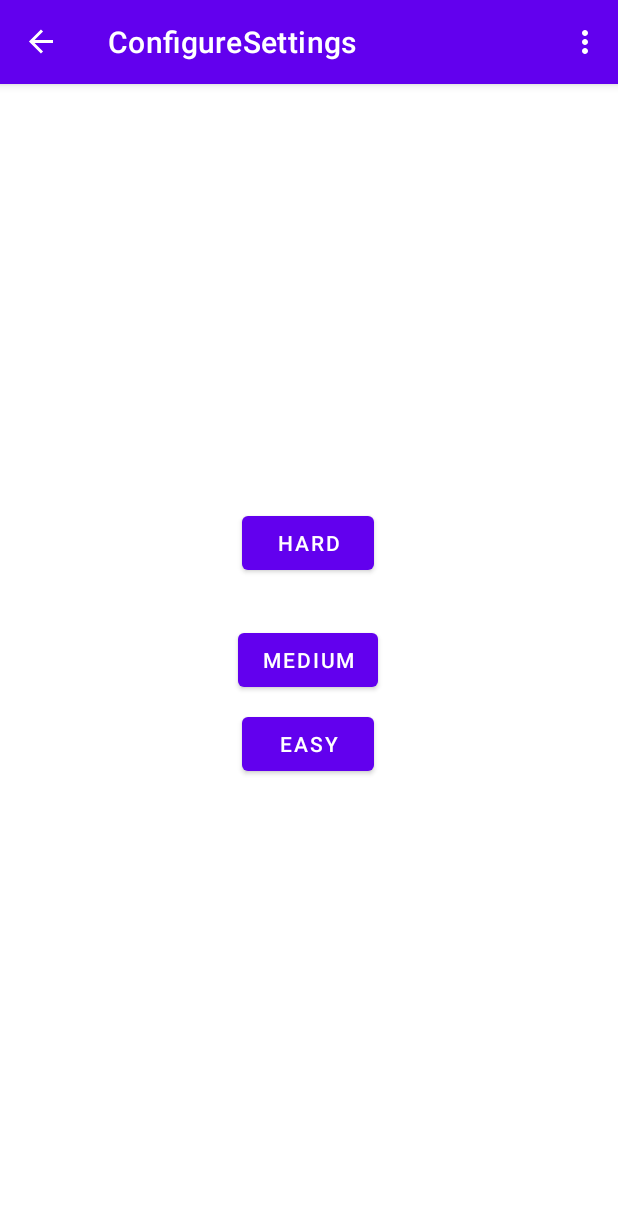
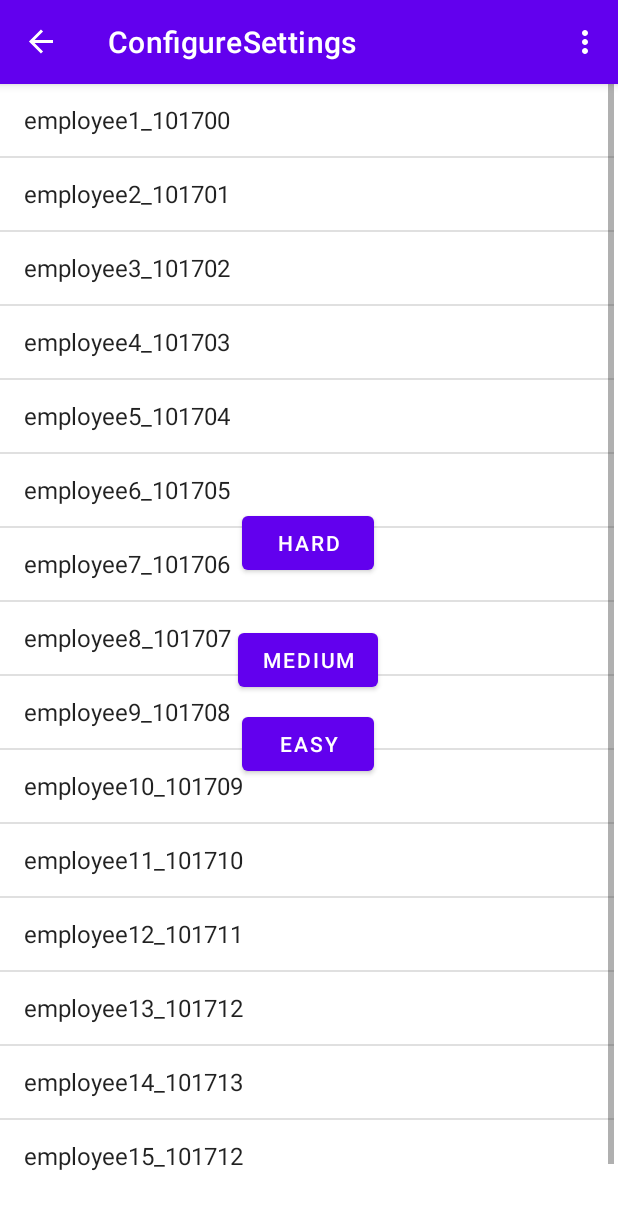
Before and after one commit to Sour-Warrior/CFS_Companion_App, an Android app: the ConfigureSettings screen opened through its navigation route, on a phone screen of 412 x 824 dp. Shown: the top 1210 px of the screen. Run offline under Robolectric (Android 15) with nearby library versions, the phone set to English and light mode, and no system bars; our stand-ins replace navigation-ui; 6 statements that could not run were skipped.

Commit message:
Proof of concept for json list
Adapted from online tutorial http://codeoncloud.blogspot.com/2013/07/how-to-populate-android-list-view-from.html

```diff
--- a/CFS_VR_CompanionApp/app/src/main/java/com/example/cfs_vr_companionapp/ConfigureSettings.java
+++ b/CFS_VR_CompanionApp/app/src/main/java/com/example/cfs_vr_companionapp/ConfigureSettings.java
@@ -5,11 +5,23 @@ import android.view.LayoutInflater;
 import android.view.View;
 import android.view.ViewGroup;
 import android.widget.Button;
+import android.widget.ListView;
+import android.widget.SimpleAdapter;
+import android.widget.Toast;
 
 import androidx.annotation.NonNull;
 import androidx.fragment.app.Fragment;
 
 import com.example.cfs_vr_companionapp.databinding.ConfigureDifficultyBinding;
+
+import org.json.JSONArray;
+import org.json.JSONException;
+import org.json.JSONObject;
+
+import java.util.ArrayList;
+import java.util.HashMap;
+import java.util.List;
+import java.util.Map;
 
 public class ConfigureSettings extends Fragment {
 
@@ -17,6 +29,9 @@ public class ConfigureSettings extends Fragment {
 
     private ConfigureDifficultyBinding binding;
 
+    List<Map<String, String>> difficultyList;
+
+    String jsonString;
     @Override
     public View onCreateView(
             LayoutInflater inflater, ViewGroup container,
@@ -28,12 +43,21 @@ public class ConfigureSettings extends Fragment {
 
     public void onViewCreated(@NonNull View view, Bundle savedInstanceState) {
         super.onViewCreated(view, savedInstanceState);
+        jsonString = "{\"employee\":[{\"emp_name\":\"employee1\",\"emp_no\":\"101700\"},{\"emp_name\":\"employee2\",\"emp_no\":\"101701\"},{\"emp_name\":\"employee3\",\"emp_no\":\"101702\"},"+
+                "{\"emp_name\":\"employee4\",\"emp_no\":\"101703\"},{\"emp_name\":\"employee5\",\"emp_no\":\"101704\"},{\"emp_name\":\"employee6\",\"emp_no\":\"101705\"},"+
+                "{\"emp_name\":\"employee7\",\"emp_no\":\"101706\"},{\"emp_name\":\"employee8\",\"emp_no\":\"101707\"},{\"emp_name\":\"employee9\",\"emp_no\":\"101708\"},"+
+                "{\"emp_name\":\"employee10\",\"emp_no\":\"101709\"},{\"emp_name\":\"employee11\",\"emp_no\":\"101710\"},{\"emp_name\":\"employee12\",\"emp_no\":\"101711\"},"+
+                "{\"emp_name\":\"employee13\",\"emp_no\":\"101712\"},{\"emp_name\":\"employee14\",\"emp_no\":\"101713\"},{\"emp_name\":\"employee15\",\"emp_no\":\"101712\"}]}";
 
+        difficultyList = new ArrayList<Map<String, String>>();
+        retrieveFromJson();
+        ListView difficultySettings = (ListView) getView().findViewById(R.id.difficulty_list);
+        SimpleAdapter _adapter = new SimpleAdapter(getActivity(), difficultyList, android.R.layout.simple_list_item_1, new String[] {"employees"}, new int[] {android.R.id.text1}  );
+        difficultySettings.setAdapter(_adapter);
         binding.low.setOnClickListener(new View.OnClickListener() {
             @Override
             public void onClick(View view) {
                 selectedButton = binding.low;
-                //binding.low.setBackgroundColor(0x00FF00);
                 MainActivity.difficultySettings.setQuickDifficulty("Low");
             }
         });
@@ -42,7 +66,6 @@ public class ConfigureSettings extends Fragment {
             @Override
             public void onClick(View view) {
                 selectedButton = binding.medium;
-                //binding.medium.setBackgroundColor(0x00FF00);
                 MainActivity.difficultySettings.setQuickDifficulty("Medium");
             }
         });
@@ -59,6 +82,30 @@ public class ConfigureSettings extends Fragment {
 
     }
 
+    private void retrieveFromJson() {
+        try {
+            JSONObject response = new JSONObject(jsonString);
+            JSONArray mainNode = response.optJSONArray("employee");
+
+            for (int i = 0; i < mainNode.length(); i++) {
+                JSONObject childNode = mainNode.getJSONObject(i);
+                String name = childNode.optString("emp_name");
+                String number = childNode.optString("emp_no");
+                String out = name + "_" + number;
+                difficultyList.add(createEmployee("employees", out));
+            }
+        } catch(JSONException e) {
+            Toast.makeText(getActivity().getApplicationContext(), "Error"+e.toString(), Toast.LENGTH_SHORT).show();
+        }
+    }
+
+    private HashMap<String, String> createEmployee(String name, String number){
+        HashMap<String, String> employeeNameNo = new HashMap<String, String>();
+        employeeNameNo.put(name, number);
+        return employeeNameNo;
+    }
+
+
     @Override
     public void onDestroyView() {
         super.onDestroyView();
--- a/CFS_VR_CompanionApp/app/src/main/java/com/example/cfs_vr_companionapp/DifficultySettings.java
+++ b/CFS_VR_CompanionApp/app/src/main/java/com/example/cfs_vr_companionapp/DifficultySettings.java
@@ -1,6 +1,6 @@
 package com.example.cfs_vr_companionapp;
 
-import org.json.JSONObject;
+
 
 public class DifficultySettings {
 
--- a/CFS_VR_CompanionApp/app/src/main/java/com/example/cfs_vr_companionapp/MainActivity.java
+++ b/CFS_VR_CompanionApp/app/src/main/java/com/example/cfs_vr_companionapp/MainActivity.java
@@ -13,6 +13,7 @@ import com.example.cfs_vr_companionapp.databinding.ActivityMainBinding;
 
 import android.view.Menu;
 import android.view.MenuItem;
+import android.view.View;
 
 public class MainActivity extends AppCompatActivity {
     public static final String TAG = "Main Activity";
@@ -24,6 +25,7 @@ public class MainActivity extends AppCompatActivity {
     public static TCPServer server;
 
     public static UDPBroadcaster udpBroadcast;
+
 
     private AppBarConfiguration appBarConfiguration;
 
--- a/CFS_VR_CompanionApp/app/src/main/res/layout/configure_difficulty.xml
+++ b/CFS_VR_CompanionApp/app/src/main/res/layout/configure_difficulty.xml
@@ -48,4 +48,13 @@
         app:layout_constraintStart_toStartOf="parent"
         app:layout_constraintTop_toTopOf="parent"
         app:layout_constraintVertical_bias="0.392" />
+
+    <ListView
+        android:id="@+id/difficulty_list"
+        android:layout_width="409dp"
+        android:layout_height="729dp"
+        tools:layout_editor_absoluteX="1dp"
+        tools:layout_editor_absoluteY="1dp" />
+
+
 </androidx.constraintlayout.widget.ConstraintLayout>
--- a/CFS_VR_CompanionApp/app/src/main/res/layout/content_main.xml
+++ b/CFS_VR_CompanionApp/app/src/main/res/layout/content_main.xml
@@ -13,7 +13,7 @@
         app:defaultNavHost="true"
         app:layout_constraintBottom_toBottomOf="parent"
         app:layout_constraintEnd_toEndOf="parent"
-        app:layout_constraintHorizontal_bias="1.0"
+        app:layout_constraintHorizontal_bias="0.0"
         app:layout_constraintStart_toStartOf="parent"
         app:layout_constraintTop_toTopOf="parent"
         app:layout_constraintVertical_bias="0.0"
--- /dev/null
+++ b/CFS_VR_CompanionApp/app/src/main/res/layout/difficulty_list_view.xml
@@ -0,0 +1,12 @@
+<?xml version="1.0" encoding="utf-8"?>
+<androidx.constraintlayout.widget.ConstraintLayout xmlns:android="http://schemas.android.com/apk/res/android"
+    xmlns:tools="http://schemas.android.com/tools"
+    android:layout_width="match_parent"
+    android:layout_height="match_parent">
+
+    <ListView
+        android:layout_width="409dp"
+        android:layout_height="729dp"
+        tools:layout_editor_absoluteX="1dp"
+        tools:layout_editor_absoluteY="1dp" />
+</androidx.constraintlayout.widget.ConstraintLayout>
```
Also changed, not shown: CFS_VR_CompanionApp/app/src/main/java/com/example/cfs_vr_companionapp/SecondFragment.java (+17 -0 lines).
